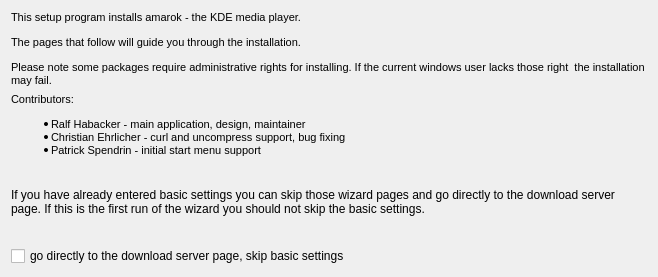
Before: the Qt Designer form gui/themes/amarok/titlepage.ui in KDE/kdewin-installer, drawn with Qt 5.
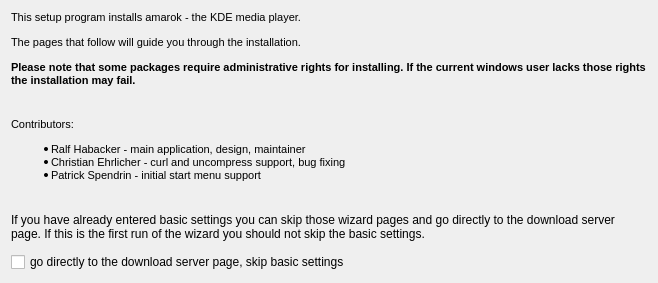
After: the same form once the commit is applied.

Patch:
```diff
--- a/gui/themes/amarok/titlepage.ui
+++ b/gui/themes/amarok/titlepage.ui
@@ -6,7 +6,7 @@
     <x>0</x>
     <y>0</y>
     <width>658</width>
-    <height>277</height>
+    <height>282</height>
    </rect>
   </property>
   <property name="windowTitle" >
@@ -18,6 +18,18 @@
   <layout class="QVBoxLayout" >
    <item>
     <widget class="QLabel" name="label" >
+     <property name="sizePolicy" >
+      <sizepolicy vsizetype="Minimum" hsizetype="Preferred" >
+       <horstretch>0</horstretch>
+       <verstretch>0</verstretch>
+      </sizepolicy>
+     </property>
+     <property name="maximumSize" >
+      <size>
+       <width>16777215</width>
+       <height>120</height>
+      </size>
+     </property>
      <property name="text" >
       <string>&lt;!DOCTYPE HTML PUBLIC "-//W3C//DTD HTML 4.0//EN" "http://www.w3.org/TR/REC-html40/strict.dtd">
 &lt;html>&lt;head>&lt;meta name="qrichtext" content="1" />&lt;style type="text/css">
@@ -25,7 +37,8 @@
 &lt;/style>&lt;/head>&lt;body style=" font-family:'MS Shell Dlg 2'; font-size:8.25pt; font-weight:400; font-style:normal;">
 &lt;p style=" margin-top:12px; margin-bottom:12px; margin-left:0px; margin-right:0px; -qt-block-indent:0; text-indent:0px; font-size:8pt;">This setup program installs amarok - the KDE media player. &lt;/p>
 &lt;p style=" margin-top:12px; margin-bottom:12px; margin-left:0px; margin-right:0px; -qt-block-indent:0; text-indent:0px; font-size:8pt;">The pages that follow will guide you through the installation.&lt;/p>
-&lt;p style=" margin-top:12px; margin-bottom:12px; margin-left:0px; margin-right:0px; -qt-block-indent:0; text-indent:0px; font-size:8pt;">Please note some packages require administrative rights for installing. If the current windows user lacks those right  the installation may fail.&lt;/p>&lt;/body>&lt;/html></string>
+&lt;p style=" margin-top:12px; margin-bottom:12px; margin-left:0px; margin-right:0px; -qt-block-indent:0; text-indent:0px; font-size:8pt;">&lt;span style=" font-weight:600;">Please note that some packages require administrative rights for installing. If the current windows user lacks those rights the installation may fail.&lt;/span>&lt;/p>
+&lt;p style="-qt-paragraph-type:empty; margin-top:12px; margin-bottom:12px; margin-left:0px; margin-right:0px; -qt-block-indent:0; text-indent:0px; font-size:8pt; font-weight:600;">&lt;/p>&lt;/body>&lt;/html></string>
      </property>
      <property name="textFormat" >
       <enum>Qt::RichText</enum>
```
